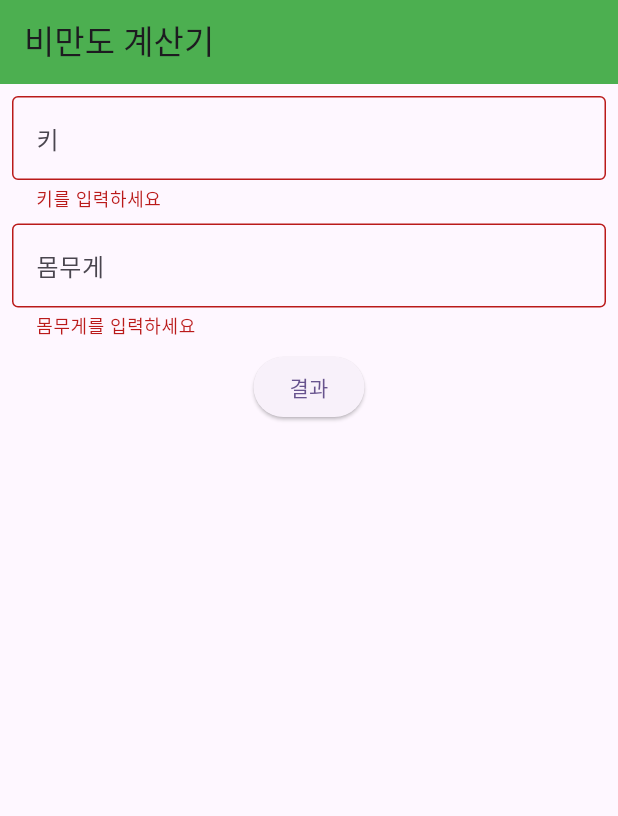
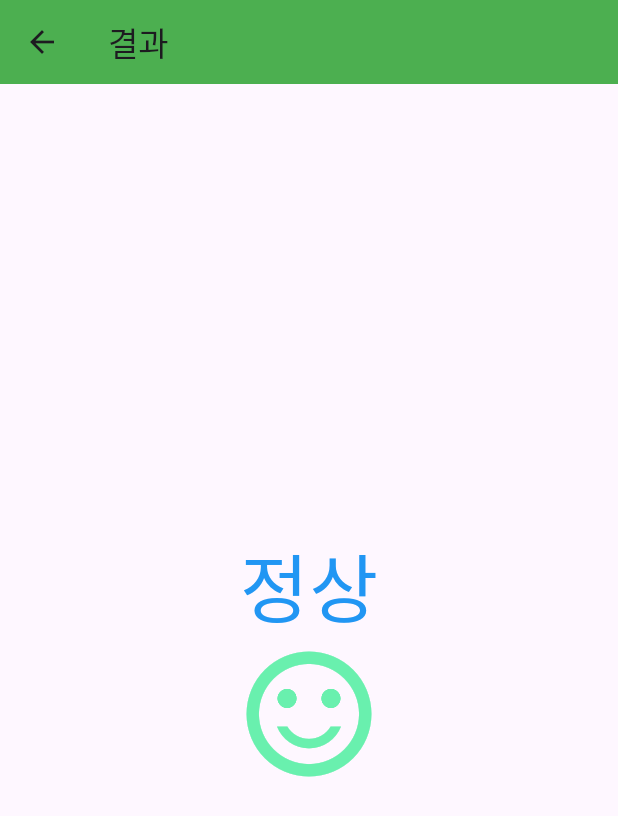
Before and after one commit to iikkkkyy/bmi_calculator, a Flutter app: the screen it shows after launch, after a tap on "결과", on a phone screen of 412 x 824 dp. Shown: the top 816 px of the screen. Run offline on Flutter 3.47's test engine with Material 3 defaults, Android fonts, the phone set to English and light mode, and no system bars.

Commit message:
bmi result 페이지 추가

```diff
--- a/lib/main/main_screen.dart
+++ b/lib/main/main_screen.dart
@@ -1,4 +1,6 @@
 import 'package:flutter/material.dart';
+
+import '../result/result_screen.dart';
 
 class MainScreen extends StatefulWidget {
   const MainScreen({super.key});
@@ -59,8 +61,17 @@ class _MainScreenState extends State<MainScreen> {
               ElevatedButton(
                 onPressed: () {
                   if (_formKey.currentState?.validate() ?? false) {
-
+                    return;
                   }
+                  Navigator.push(
+                    context,
+                    MaterialPageRoute(
+                      builder: (context) => const ResultScreen(
+                        height: 180,
+                        weight: 77.5,
+                      ),
+                    ),
+                  );
                 },
                 child: Text('결과'),
               )
--- /dev/null
+++ b/lib/result/result_screen.dart
@@ -0,0 +1,38 @@
+import 'package:flutter/material.dart';
+
+class ResultScreen extends StatelessWidget {
+  final double height;
+  final double weight;
+
+  @override
+  Widget build(BuildContext context) {
+    return Scaffold(
+      appBar: AppBar(
+        title: const Text('결과'),
+        backgroundColor: Colors.green,
+      ),
+      body: const Center(
+        child: Column(
+          mainAxisAlignment: MainAxisAlignment.center,
+          children: [
+            Text(
+              '정상',
+              style: TextStyle(fontSize: 50,color: Colors.blue),
+            ),
+            Icon(
+              Icons.sentiment_satisfied_alt,
+              size: 100,
+              color: Colors.greenAccent,
+            )
+          ],
+        ),
+      ),
+    );
+  }
+
+  const ResultScreen({
+    Key? key,
+    required this.height,
+    required this.weight,
+  });
+}
```
